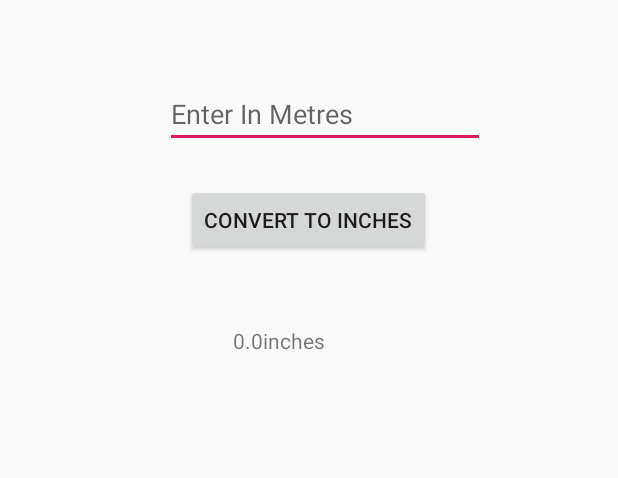
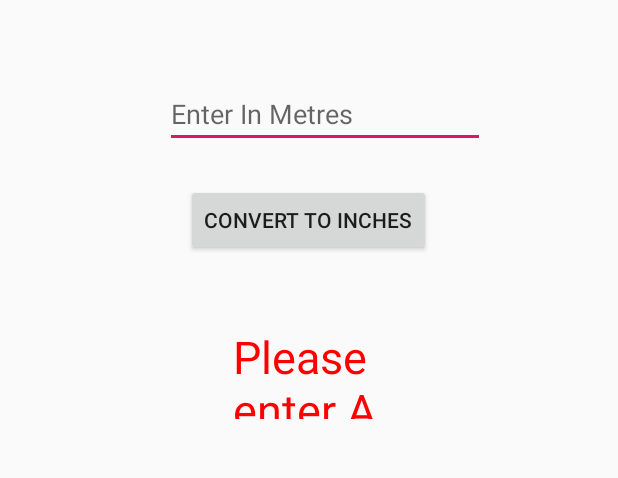
Before and after one commit to Wolfof420Street/MetresToInches, an Android app: the screen it shows after launch (MainActivity), after a tap on "CONVERT TO INCHES", on a phone screen of 412 x 824 dp, the part 478-956 px from its top. Run offline under Robolectric (Android 15) with nearby library versions, the phone set to English and light mode, and no system bars.

Commit message:
dealing with errors

```diff
--- a/app/src/main/java/com/wolf/metrestoinches/MainActivity.java
+++ b/app/src/main/java/com/wolf/metrestoinches/MainActivity.java
@@ -2,6 +2,7 @@ package com.wolf.metrestoinches;
 
 import androidx.appcompat.app.AppCompatActivity;
 
+import android.graphics.Color;
 import android.os.Bundle;
 import android.view.View;
 import android.widget.Button;
@@ -29,10 +30,21 @@ public class MainActivity extends AppCompatActivity {
                 double multiplier = 39.37;
                 double result = 0.0;
 
-                double meterValue = Double.parseDouble(enterMetres.getText().toString());
-                result = meterValue*multiplier;
+                if (enterMetres.getText().toString().equals("")) {
+                    resultTextView.setText(R.string.error_message);
+                    resultTextView.setTextColor(Color.RED);
 
-                resultTextView.setText(Double.toString(result) + "inches");
+                } else {
+                    double meterValue = Double.parseDouble(enterMetres.getText().toString());
+                    result = meterValue*multiplier;
+
+                    resultTextView.setTextColor(Color.DKGRAY);
+
+                    resultTextView.setText(String.format("%2f", result) + "inches");
+
+                }
+
+
             }
         });
     }
--- a/app/src/main/res/layout/activity_main.xml
+++ b/app/src/main/res/layout/activity_main.xml
@@ -29,7 +29,7 @@
         android:layout_marginBottom="8dp"
         android:ems="10"
         android:hint="Enter In Metres"
-        android:inputType="textPersonName"
+        android:inputType="number"
         app:layout_constraintBottom_toBottomOf="parent"
         app:layout_constraintEnd_toEndOf="parent"
         app:layout_constraintHorizontal_bias="0.56"
@@ -58,6 +58,7 @@
         android:layout_height="62dp"
         android:layout_marginTop="8dp"
         android:layout_marginEnd="8dp"
+        android:textSize="30sp"
         app:layout_constraintBottom_toBottomOf="parent"
         app:layout_constraintEnd_toEndOf="parent"
         app:layout_constraintHorizontal_bias="0.513"
--- a/app/src/main/res/values/strings.xml
+++ b/app/src/main/res/values/strings.xml
@@ -1,3 +1,4 @@
 <resources>
     <string name="app_name">MetresToInches</string>
+    <string name="error_message">Please enter A valid Number</string>
 </resources>
```
